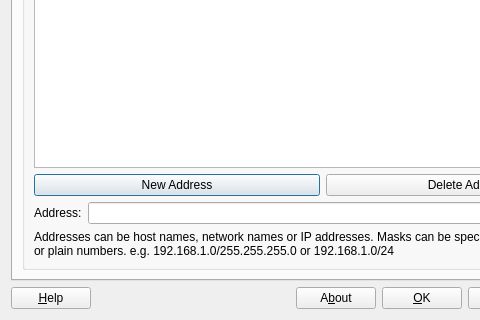
The window that guidedogwindow.ui (antocm/guidedog) describes before a commit, drawn with Qt 5; both pictures show x 0 to 480 and y 240 to 560 of the 645 by 560 pixel window.
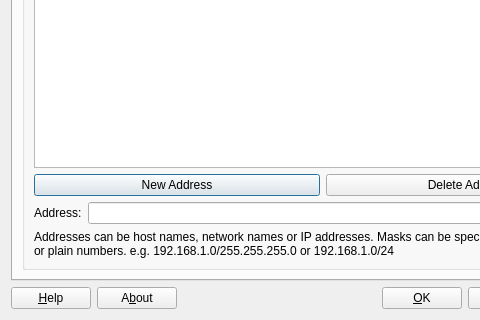
The same window after the commit. Icons and pictures are not drawn. Custom widgets are drawn as their Qt base class.

Commit message: Improved UI with tooltips for most important buttons. Added comments in source code about button behavior.

The edit to the form file:
```diff
--- a/guidedogwindow.ui
+++ b/guidedogwindow.ui
@@ -785,6 +785,13 @@
        </property>
       </widget>
      </item>
+     <item>
+      <widget class="QPushButton" name="aboutButton">
+       <property name="text">
+        <string>A&amp;bout</string>
+       </property>
+      </widget>
+     </item>
      <item>
       <spacer name="horizontalSpacer">
        <property name="orientation">
@@ -798,13 +805,6 @@
        </property>
       </spacer>
      </item>
-     <item>
-      <widget class="QPushButton" name="aboutButton">
-       <property name="text">
-        <string>A&amp;bout</string>
-       </property>
-      </widget>
-     </item>
      <item>
       <widget class="QPushButton" name="okButton">
        <property name="text">
```
Left out of the diff: 6 changed lines with no effect on the pictures. The commit also changes 4 other files.
